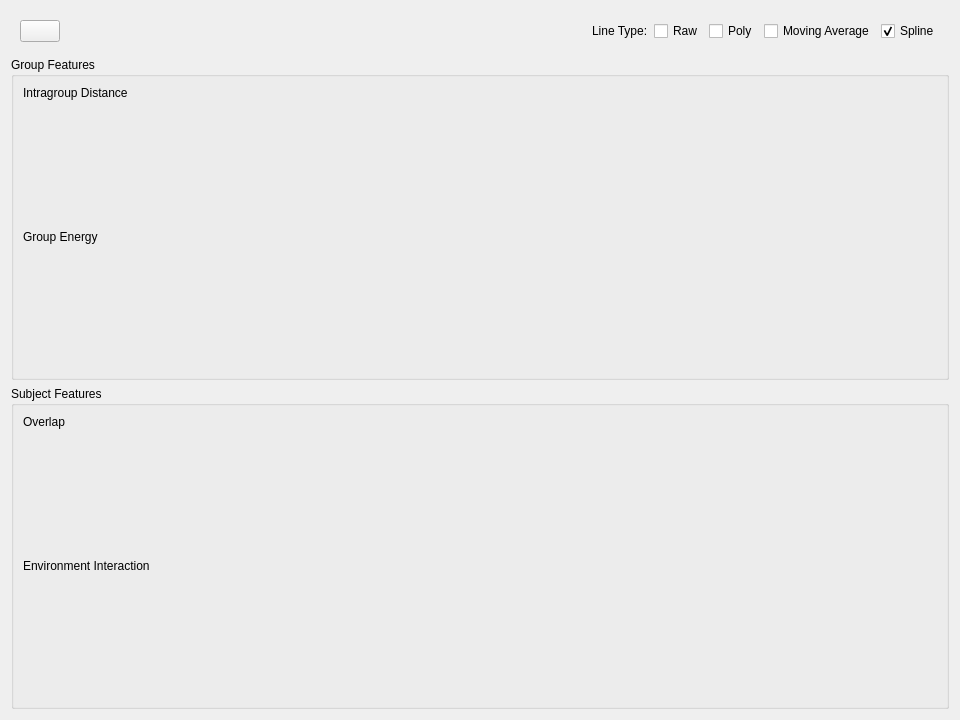
This is nonverbal_communication_analysis/m6_Visualization/UI/feature_analyzer.ui in fraza0/nonverbal_communication_analysis as Qt 5 draws it before an edit. The edited form follows.
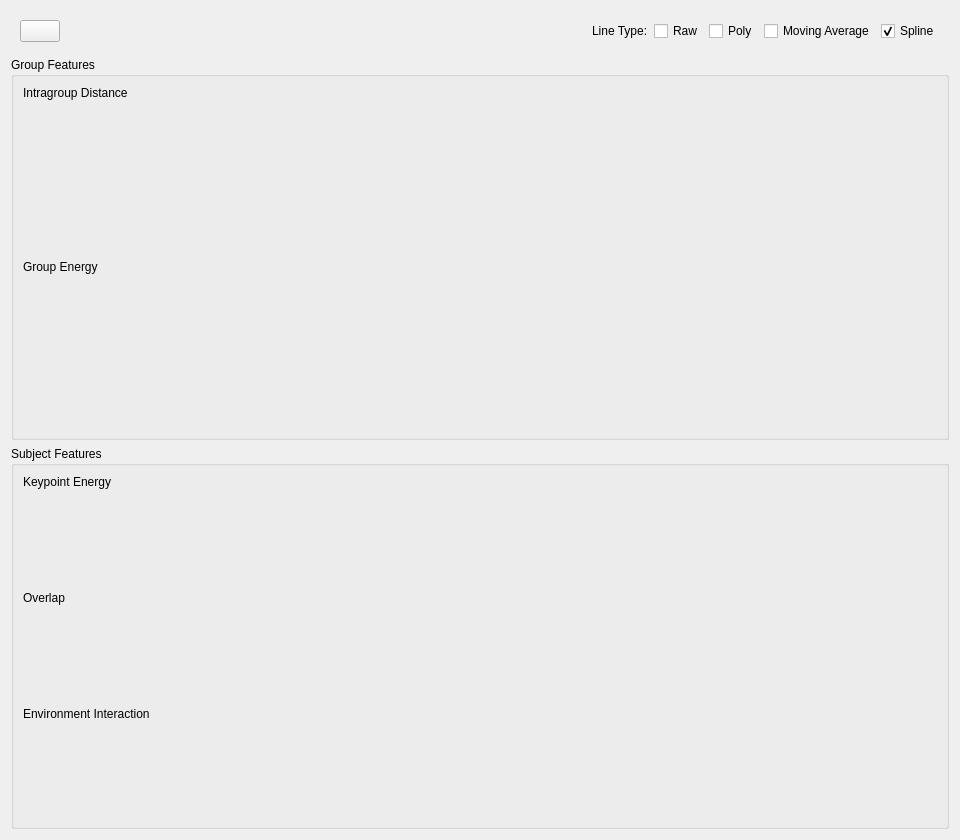
This is the edited form.

Commit message: UI changes to integrate keypoint energy

Diff of the .ui file:
```diff
--- a/nonverbal_communication_analysis/m6_Visualization/UI/feature_analyzer.ui
+++ b/nonverbal_communication_analysis/m6_Visualization/UI/feature_analyzer.ui
@@ -7,7 +7,7 @@
     <x>0</x>
     <y>0</y>
     <width>960</width>
-    <height>720</height>
+    <height>840</height>
    </rect>
   </property>
   <property name="windowTitle">
@@ -153,6 +153,50 @@
       <string>Subject Features</string>
      </property>
      <layout class="QVBoxLayout" name="verticalLayout_3">
+      <item>
+       <widget class="QLabel" name="label_4">
+        <property name="sizePolicy">
+         <sizepolicy hsizetype="Maximum" vsizetype="Maximum">
+          <horstretch>0</horstretch>
+          <verstretch>0</verstretch>
+         </sizepolicy>
+        </property>
+        <property name="text">
+         <string>Keypoint Energy</string>
+        </property>
+       </widget>
+      </item>
+      <item>
+       <layout class="QHBoxLayout" name="horizontalLayout_2">
+        <item>
+         <widget class="QWidget" name="cvs_kp_energy_1" native="true">
+          <layout class="QVBoxLayout" name="verticalLayout_14">
+           <item>
+            <layout class="QVBoxLayout" name="verticalLayout_13"/>
+           </item>
+          </layout>
+         </widget>
+        </item>
+        <item>
+         <widget class="QWidget" name="cvs_kp_energy_2" native="true">
+          <layout class="QVBoxLayout" name="verticalLayout_21">
+           <item>
+            <layout class="QVBoxLayout" name="verticalLayout_19"/>
+           </item>
+          </layout>
+         </widget>
+        </item>
+        <item>
+         <widget class="QWidget" name="cvs_kp_energy_3" native="true">
+          <layout class="QVBoxLayout" name="verticalLayout_22">
+           <item>
+            <layout class="QVBoxLayout" name="verticalLayout_20"/>
+           </item>
+          </layout>
+         </widget>
+        </item>
+       </layout>
+      </item>
       <item>
        <widget class="QLabel" name="label_2">
         <property name="sizePolicy">
```
The commit also changes 4 other files.
